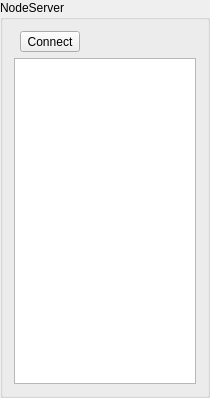
This is Software/JarvisServer/jarvisServer/gjarvisserverwidget.ui in makespacemadrid/Jarvis as Qt 5 draws it before an edit. The edited form follows.
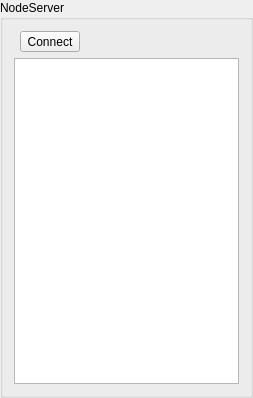
This is the edited form. Custom widgets are drawn as their Qt base class.

```diff
--- a/Software/JarvisServer/jarvisServer/gjarvisserverwidget.ui
+++ b/Software/JarvisServer/jarvisServer/gjarvisserverwidget.ui
@@ -45,7 +45,17 @@
     </layout>
    </item>
    <item>
-    <widget class="QListWidget" name="nodeList"/>
+    <widget class="QListWidget" name="nodeList">
+     <property name="minimumSize">
+      <size>
+       <width>225</width>
+       <height>50</height>
+      </size>
+     </property>
+     <property name="sizeAdjustPolicy">
+      <enum>QAbstractScrollArea::AdjustToContents</enum>
+     </property>
+    </widget>
    </item>
   </layout>
  </widget>
```
Left out of the diff: 2 changed lines with no effect on the pictures.
